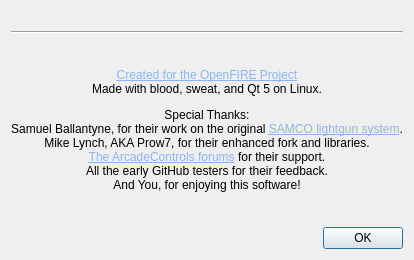
Before: the Qt Designer form about.ui in TeamOpenFIRE/OpenFIRE-App, drawn with Qt 5.
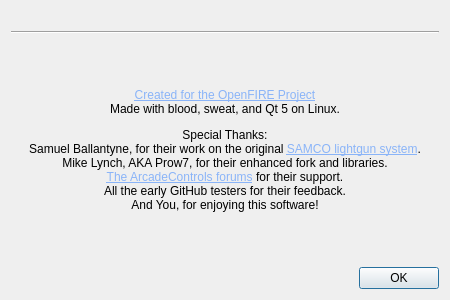
After: the same form once the commit is applied. Icons and pictures are not drawn.

Commit message: Fix about screen scale

Patch:
```diff
--- a/about.ui
+++ b/about.ui
@@ -9,8 +9,8 @@
    <rect>
     <x>0</x>
     <y>0</y>
-    <width>370</width>
-    <height>260</height>
+    <width>450</width>
+    <height>300</height>
    </rect>
   </property>
   <property name="sizePolicy">
```
The commit also changes 1 other file.
